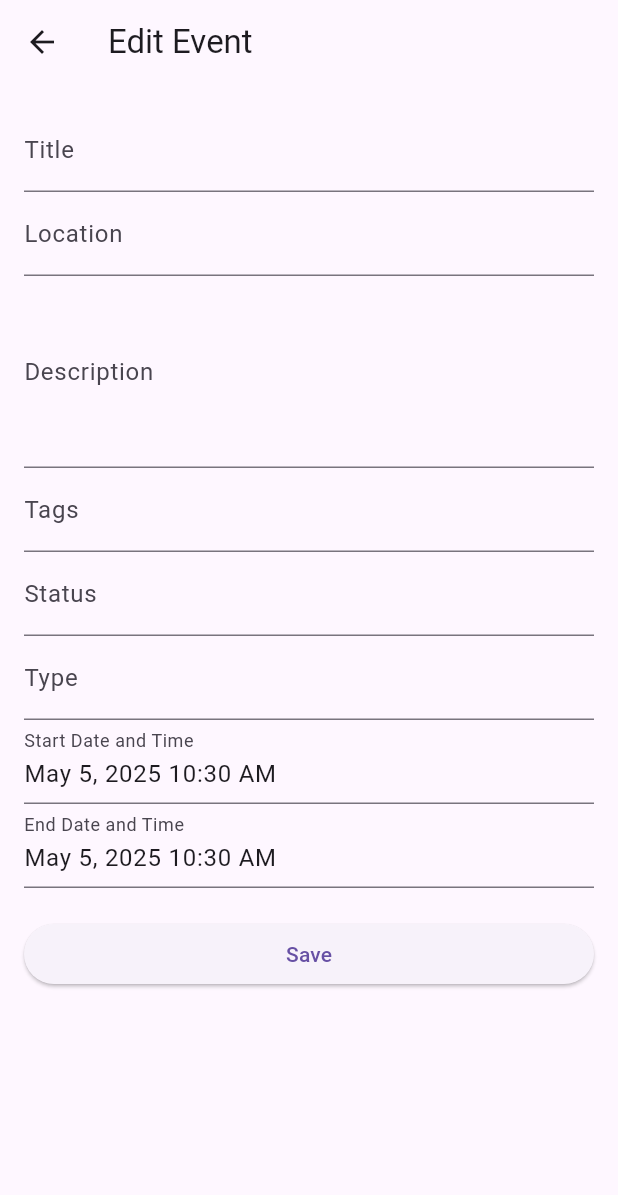
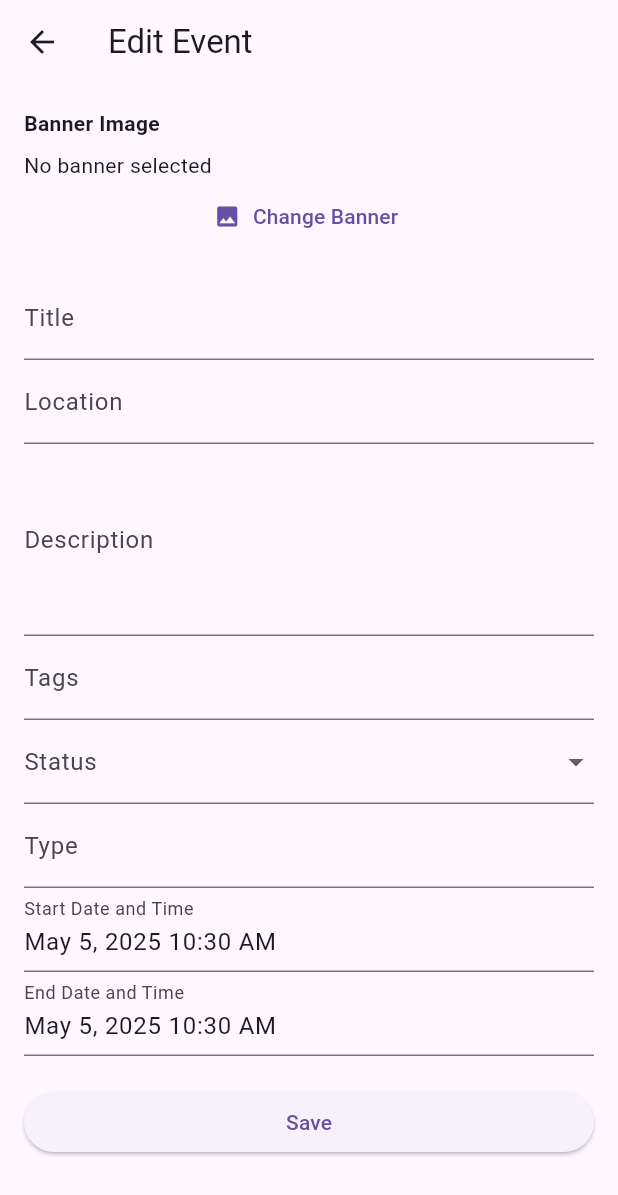
Before and after one commit to KristyleModin/UniVents_Website, a Flutter app: the ViewEvents screen opened directly with empty values, after a tap on the "edit" icon, on a phone screen of 412 x 824 dp. Shown: the top 1195 px of the screen. Run offline on Flutter 3.47's test engine with Material 3 defaults, Android fonts, the phone set to English and light mode, and no system bars; our stand-ins replace cloud_firestore, firebase_auth, firebase_core, firebase_storage, google_sign_in, image_picker and 1 more; missing offline and left inert: dart:html; accounts and stored records are empty.

Commit message:
Fix Edit Events, Create Events

```diff
--- a/lib/src/views/customwidgets/events_cards.dart
+++ b/lib/src/views/customwidgets/events_cards.dart
@@ -119,7 +119,7 @@ class _EventsCardState extends State<EventsCard> {
       opacity: _isVisible ? 1.0 : 0.4,
       child: Container(
         padding: const EdgeInsets.symmetric(horizontal: 4),
-        height: 320,
+        height: 300,
         width: 250,
         child: InkWell(
           onTap: () {
--- a/lib/src/views/public/create_event_page.dart
+++ b/lib/src/views/public/create_event_page.dart
@@ -153,7 +153,6 @@ class _CreateEventPageState extends State<CreateEventPage> {
           'datetimeend': _endDateTime,
           'banner': _bannerUrl ?? '',
           'isVisible': true,
-          'createdAt': FieldValue.serverTimestamp(),
         });
 
         ScaffoldMessenger.of(context).showSnackBar(
--- a/lib/src/views/public/dashboard.dart
+++ b/lib/src/views/public/dashboard.dart
@@ -266,7 +266,10 @@ class _DashboardState extends State<Dashboard> {
                 children: [
                   ListTile(
                     contentPadding: EdgeInsets.only(left: 60),
-                    title: Text('Organization'),
+                    title: Text('Manage Organization'),
+                    // onTap: () {
+                    //   Navigator.push(context, MaterialPageRoute(builder: (context) => const ViewAllOrganizationsPage(organizations: organizations)))
+                    // },
                   ),
                   ListTile(
                     contentPadding: EdgeInsets.only(left: 60),
--- a/lib/src/views/public/edit_event_page.dart
+++ b/lib/src/views/public/edit_event_page.dart
@@ -1,5 +1,10 @@
+import 'dart:io';
+import 'dart:typed_data';
+import 'package:flutter/foundation.dart' show kIsWeb;
 import 'package:flutter/material.dart';
 import 'package:cloud_firestore/cloud_firestore.dart';
+import 'package:firebase_storage/firebase_storage.dart';
+import 'package:image_picker/image_picker.dart';
 import 'package:intl/intl.dart';
 
 class EditEventPage extends StatefulWidget {
@@ -18,6 +23,7 @@ class EditEventPage extends StatefulWidget {
 
 class _EditEventPageState extends State<EditEventPage> {
   final _formKey = GlobalKey<FormState>();
+  bool _bannerChanged = false;
 
   late TextEditingController _titleController;
   late TextEditingController _locationController;
@@ -31,6 +37,12 @@ class _EditEventPageState extends State<EditEventPage> {
   late DateTime _startDate;
   late DateTime _endDate;
 
+  File? _bannerImageFile;
+  Uint8List? _webImageBytes;
+  String? _currentBannerUrl;
+
+  final List<String> _statusOptions = ['Upcoming', 'Ongoing', 'Done'];
+
   @override
   void initState() {
     super.initState();
@@ -38,8 +50,15 @@ class _EditEventPageState extends State<EditEventPage> {
     _locationController = TextEditingController(text: widget.initialData['location'] ?? '');
     _descriptionController = TextEditingController(text: widget.initialData['description'] ?? '');
     _tagsController = TextEditingController(text: widget.initialData['tags'] ?? '');
-    _statusController = TextEditingController(text: widget.initialData['status'] ?? '');
     _typeController = TextEditingController(text: widget.initialData['type'] ?? '');
+
+    // Fix for status field: normalize and validate
+    final rawStatus = (widget.initialData['status'] ?? '').toString().toLowerCase();
+    final matchedStatus = _statusOptions.firstWhere(
+      (opt) => opt.toLowerCase() == rawStatus,
+      orElse: () => '',
+    );
+    _statusController = TextEditingController(text: matchedStatus);
 
     final rawStart = widget.initialData['datetimestart'];
     final rawEnd = widget.initialData['datetimeend'];
@@ -48,13 +67,13 @@ class _EditEventPageState extends State<EditEventPage> {
         ? rawStart.toDate()
         : (rawStart is DateTime)
             ? rawStart
-            : DateTime.now(); // fallback if null
+            : DateTime.now();
 
     _endDate = (rawEnd is Timestamp)
         ? rawEnd.toDate()
         : (rawEnd is DateTime)
             ? rawEnd
-            : DateTime.now(); // fallback if null
+            : DateTime.now();
 
     _startDateController = TextEditingController(
       text: DateFormat('MMMM d, y h:mm a').format(_startDate),
@@ -62,24 +81,76 @@ class _EditEventPageState extends State<EditEventPage> {
     _endDateController = TextEditingController(
       text: DateFormat('MMMM d, y h:mm a').format(_endDate),
     );
+
+    _currentBannerUrl = widget.initialData['banner'] ?? '';
   }
 
+  Future<void> _pickBannerImage() async {
+    final picker = ImagePicker();
+    final pickedFile = await picker.pickImage(source: ImageSource.gallery);
+
+    if (pickedFile != null) {
+      setState(() {
+        _bannerChanged = true;
+      });
+
+      if (kIsWeb) {
+        final bytes = await pickedFile.readAsBytes();
+        setState(() {
+          _webImageBytes = bytes;
+          _bannerImageFile = null;
+        });
+      } else {
+        setState(() {
+          _bannerImageFile = File(pickedFile.path);
+          _webImageBytes = null;
+        });
+      }
+    }
+  }
 
   Future<void> updateEvent() async {
     if (_formKey.currentState!.validate()) {
+      // Parse controller values only if not empty
+      try {
+        _startDate = DateFormat('MMMM d, y h:mm a').parse(_startDateController.text.trim());
+        _endDate = DateFormat('MMMM d, y h:mm a').parse(_endDateController.text.trim());
+      } catch (e) {
+        // If parsing fails, notify user
+        ScaffoldMessenger.of(context).showSnackBar(
+          SnackBar(content: Text('Invalid date format. Please reselect the date.')),
+        );
+        return;
+      }
+
+      String bannerUrl = _currentBannerUrl ?? '';
+
+      if (_bannerChanged && (_bannerImageFile != null || _webImageBytes != null)) {
+        // (upload banner code unchanged)
+      } else if (!_bannerChanged && (bannerUrl.isEmpty || bannerUrl == '')) {
+        final snapshot = await widget.eventRef.get();
+        bannerUrl = snapshot['banner'] ?? '';
+      }
+
+      // Save updated event
       await widget.eventRef.update({
         'title': _titleController.text.trim(),
         'location': _locationController.text.trim(),
         'description': _descriptionController.text.trim(),
-        'tags': _tagsController.text.trim(), // Stored as string
+        'tags': _tagsController.text.trim(),
         'status': _statusController.text.trim(),
         'type': _typeController.text.trim(),
-        'datetimestart': _startDate, // Field name updated
-        'datetimeend': _endDate,     // Field name updated
+        'datetimestart': _startDate,
+        'datetimeend': _endDate,
+        'banner': bannerUrl,
       });
-      Navigator.pop(context, true); // Return success
+
+      if (context.mounted) {
+        Navigator.pop(context, true);
+      }
     }
   }
+
 
   Future<void> _selectDateTime(BuildContext context, bool isStart) async {
     final initialDate = isStart ? _startDate : _endDate;
@@ -127,6 +198,22 @@ class _EditEventPageState extends State<EditEventPage> {
           key: _formKey,
           child: ListView(
             children: [
+              const Text("Banner Image", style: TextStyle(fontWeight: FontWeight.bold)),
+              const SizedBox(height: 8),
+              if (kIsWeb && _webImageBytes != null)
+                Image.memory(_webImageBytes!, height: 200, fit: BoxFit.cover)
+              else if (!kIsWeb && _bannerImageFile != null)
+                Image.file(_bannerImageFile!, height: 200, fit: BoxFit.cover)
+              else if (_currentBannerUrl != null && _currentBannerUrl!.isNotEmpty)
+                Image.network(_currentBannerUrl!, height: 200, fit: BoxFit.cover)
+              else
+                const Text("No banner selected"),
+              TextButton.icon(
+                onPressed: _pickBannerImage,
+                icon: const Icon(Icons.image),
+                label: const Text("Change Banner"),
+              ),
+              const SizedBox(height: 16),
               TextFormField(
                 controller: _titleController,
                 decoration: const InputDecoration(labelText: "Title"),
@@ -147,10 +234,18 @@ class _EditEventPageState extends State<EditEventPage> {
                 controller: _tagsController,
                 decoration: const InputDecoration(labelText: "Tags"),
               ),
-              TextFormField(
-                controller: _statusController,
+              DropdownButtonFormField<String>(
+                value: _statusController.text.isNotEmpty ? _statusController.text : null,
+                items: _statusOptions.map((status) {
+                  return DropdownMenuItem(value: status, child: Text(status));
+                }).toList(),
+                onChanged: (value) {
+                  setState(() {
+                    _statusController.text = value!;
+                  });
+                },
                 decoration: const InputDecoration(labelText: "Status"),
-                validator: (value) => value!.isEmpty ? "Status is required" : null,
+                validator: (value) => value == null || value.isEmpty ? "Status is required" : null,
               ),
               TextFormField(
                 controller: _typeController,
@@ -178,10 +273,7 @@ class _EditEventPageState extends State<EditEventPage> {
                 ),
               ),
               const SizedBox(height: 20),
-              ElevatedButton(
-                onPressed: updateEvent,
-                child: const Text("Save"),
-              ),
+              ElevatedButton(onPressed: updateEvent, child: const Text("Save")),
             ],
           ),
         ),
--- a/lib/src/views/public/event_details.dart
+++ b/lib/src/views/public/event_details.dart
@@ -83,7 +83,8 @@ class _ViewEventsState extends State<ViewEvents> {
     if (accountSnapshot.exists) {
       final accountData = accountSnapshot.data() as Map<String, dynamic>;
       attendeeList.add({
-        'name': accountData['fullname'] ?? 'Unknown',
+        'firstname': accountData['firstname'] ?? '',
+        'lastname': accountData['lastname'] ?? '',
         'email': accountData['email'] ?? 'Unknown',
         'timestamp': data['datetimestamp'] ?? '',
         'status': data['status'] ?? '',
@@ -298,7 +299,7 @@ class _ViewEventsState extends State<ViewEvents> {
                     ],
                     rows: attendees.map((attendee) {
                       return DataRow(cells: [
-                        DataCell(Text(attendee['name'])),
+                        DataCell(Text('${attendee['firstname']} ${attendee['lastname']}')),
                         DataCell(Text(attendee['email'])),
                         DataCell(Text(
                           attendee['timestamp'] is Timestamp
```
Also changed, not shown: lib/main.dart (+20 -19 lines).
